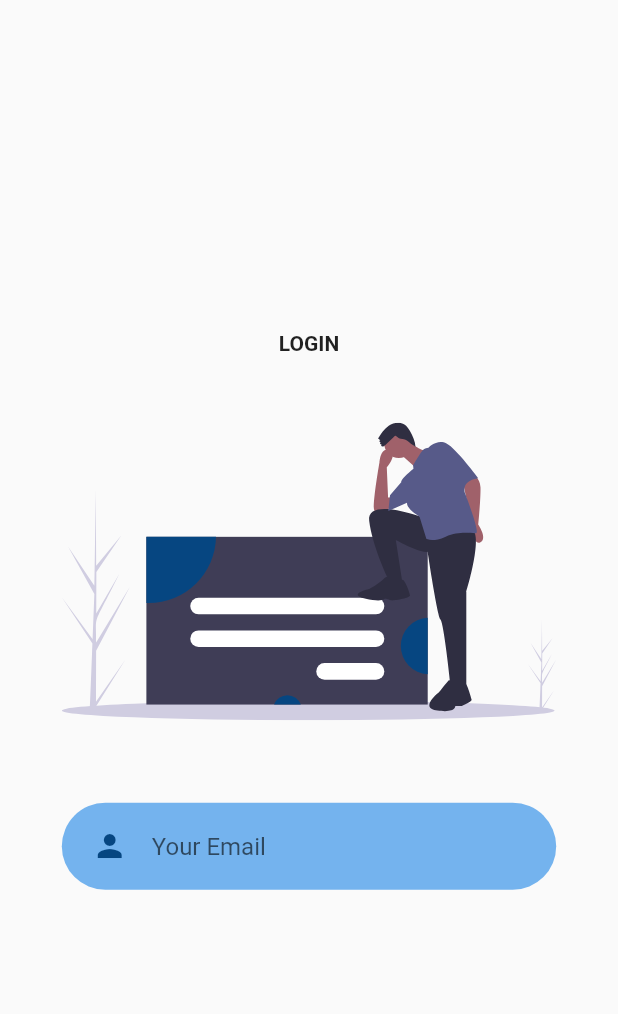
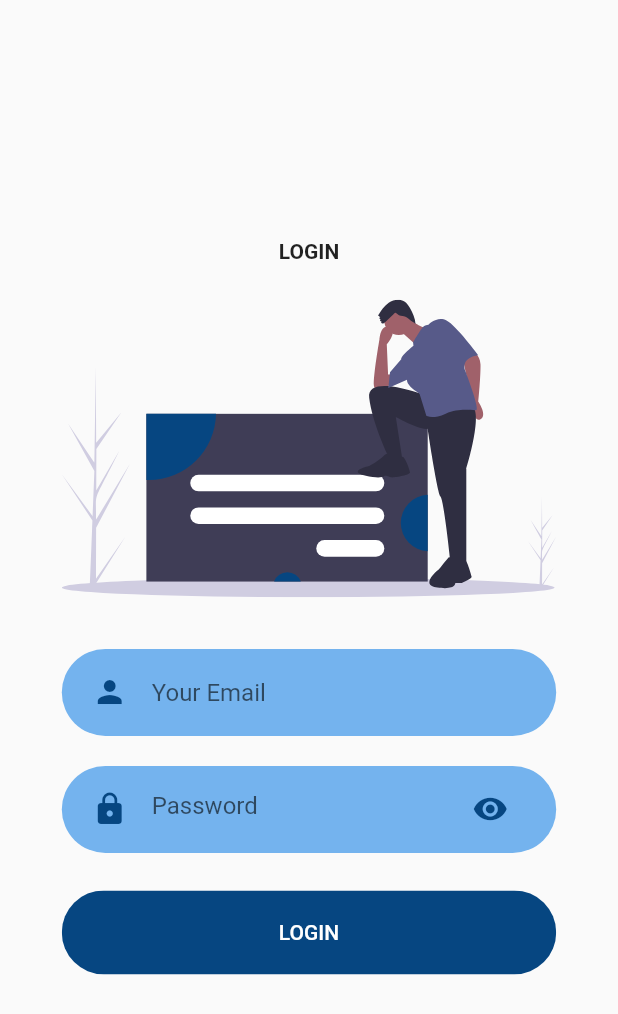
Before and after one commit to edcsu/deeper_life_campus, a Flutter app: the screen it shows after launch, on a phone screen of 412 x 824 dp. Shown: the top 1014 px of the screen. Run offline on Flutter 3.47's test engine with Material 2 defaults, Android fonts, the phone set to English and light mode, and no system bars; our stand-ins replace flutter_svg, splashscreen.

Commit message:
style:login screen

```diff
--- /dev/null
+++ b/lib/components/rounded_button.dart
@@ -0,0 +1,38 @@
+import 'package:deeper_life_campus/constants.dart';
+import 'package:flutter/material.dart';
+
+class RoundedButton extends StatelessWidget {
+  final String text;
+  final Function press;
+  final Color color, textColor;
+  const RoundedButton({
+    Key key,
+    this.text,
+    this.press,
+    this.color = kPrimaryColor,
+    this.textColor = Colors.white,
+  }) : super(key: key);
+
+  @override
+  Widget build(BuildContext context) {
+    Size size = MediaQuery.of(context).size;
+    return Container(
+      margin: EdgeInsets.symmetric(vertical: 15),
+      width: size.width * 0.8,
+      child: ClipRRect(
+        borderRadius: BorderRadius.circular(29),
+        child: FlatButton(
+          padding: EdgeInsets.symmetric(vertical: 20, horizontal: 40),
+          color: color,
+          onPressed: press,
+          child: Text(
+            text,
+            style: TextStyle(
+              color: textColor,
+            ),
+          ),
+        ),
+      ),
+    );
+  }
+}
--- /dev/null
+++ b/lib/components/rounded_password_field.dart
@@ -0,0 +1,33 @@
+import 'package:deeper_life_campus/components/text_field_container.dart';
+import 'package:deeper_life_campus/constants.dart';
+import 'package:flutter/material.dart';
+
+class RoundedPasswordField extends StatelessWidget {
+  final ValueChanged<String> onChanged;
+  const RoundedPasswordField({
+    Key key,
+    this.onChanged,
+  }) : super(key: key);
+
+  @override
+  Widget build(BuildContext context) {
+    return TextFieldContainer(
+      child: TextField(
+        obscureText: true,
+        onChanged: onChanged,
+        decoration: InputDecoration(
+          hintText: "Password",
+          icon: Icon(
+            Icons.lock,
+            color: kPrimaryColor,
+          ),
+          suffixIcon: Icon(
+            Icons.visibility,
+            color: kPrimaryColor,
+          ),
+          border: InputBorder.none
+        )
+      )
+    );
+  }
+}
--- a/lib/screens/authenticate/sign_in.dart
+++ b/lib/screens/authenticate/sign_in.dart
@@ -1,4 +1,7 @@
+import 'package:deeper_life_campus/components/rounded_button.dart';
 import 'package:deeper_life_campus/components/rounded_input_field.dart';
+import 'package:deeper_life_campus/components/rounded_password_field.dart';
+import 'package:deeper_life_campus/components/text_field_container.dart';
 import 'package:deeper_life_campus/constants.dart';
 import 'package:deeper_life_campus/screens/services/auth.dart';
 import 'package:flutter/material.dart';
@@ -18,7 +21,6 @@ class _SignInState extends State<SignIn> {
   @override
   Widget build(BuildContext context) {
     Size size = MediaQuery.of(context).size;
-
     return Scaffold(
       body: Container(
         width: double.infinity,
@@ -36,12 +38,23 @@ class _SignInState extends State<SignIn> {
               width: size.width * 0.8,
               child: SvgPicture.asset(
                 "assets/images/undraw_sign_in.svg",
-                height: size.height * 0.35,
+                height: size.height * 0.3,
               ),
             ),
             RoundedInputField(
               hintText: "Your Email",
               onChanged: (value) {
+
+              },
+            ),
+            RoundedPasswordField(
+              onChanged: (value) {
+
+              },
+            ),
+            RoundedButton(
+              text: "LOGIN",
+              press: () {
 
               },
             ),
```
